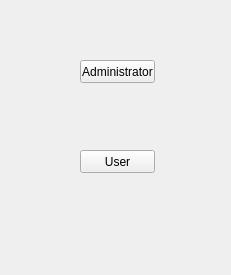
Above: mainmenu.ui from Slyther/SlytherAirlines before the change. Below: the same form after it.
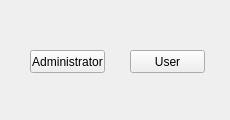
That is the form after the change.

The edit to the form file:
```diff
--- a/mainmenu.ui
+++ b/mainmenu.ui
@@ -6,8 +6,8 @@
    <rect>
     <x>0</x>
     <y>0</y>
-    <width>231</width>
-    <height>275</height>
+    <width>230</width>
+    <height>120</height>
    </rect>
   </property>
   <property name="windowTitle">
@@ -17,8 +17,8 @@
    <widget class="QPushButton" name="AdminButton">
     <property name="geometry">
      <rect>
-      <x>80</x>
-      <y>60</y>
+      <x>30</x>
+      <y>50</y>
       <width>75</width>
       <height>23</height>
      </rect>
@@ -30,8 +30,8 @@
    <widget class="QPushButton" name="pushButton_2">
     <property name="geometry">
      <rect>
-      <x>80</x>
-      <y>150</y>
+      <x>130</x>
+      <y>50</y>
       <width>75</width>
       <height>23</height>
      </rect>
```
Left out of the diff: 2 changed lines with no effect on the pictures.
